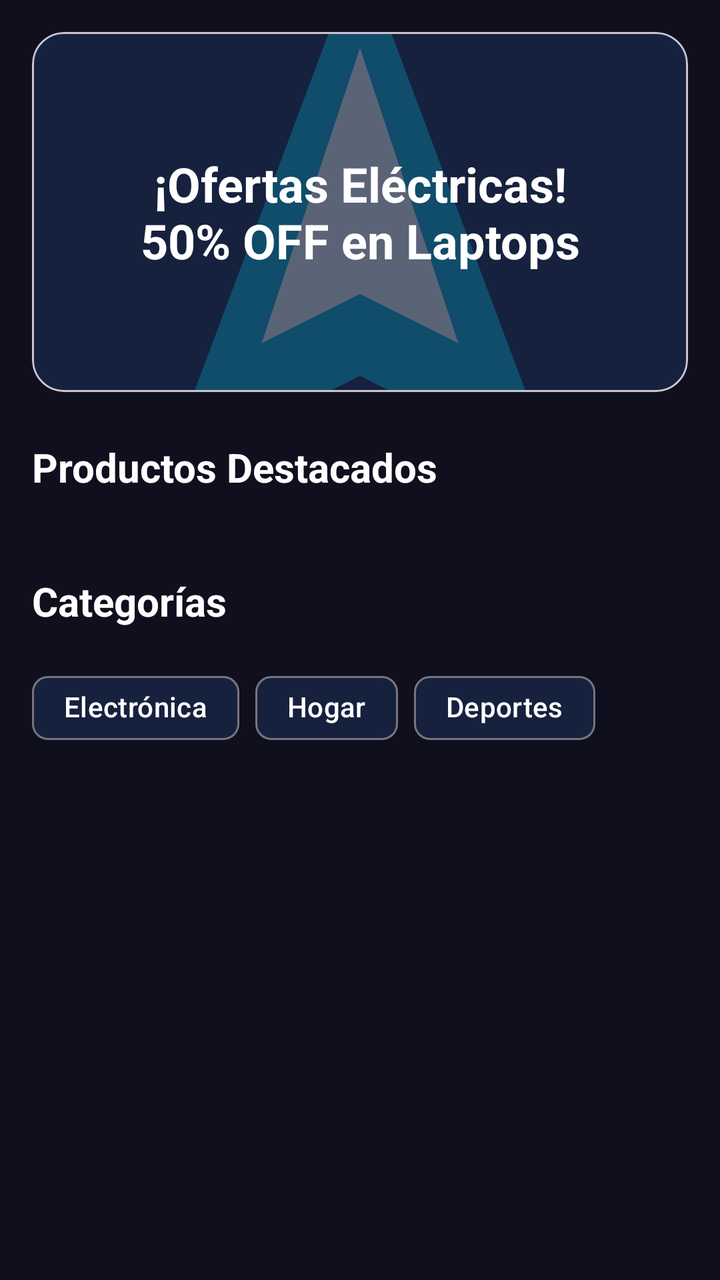
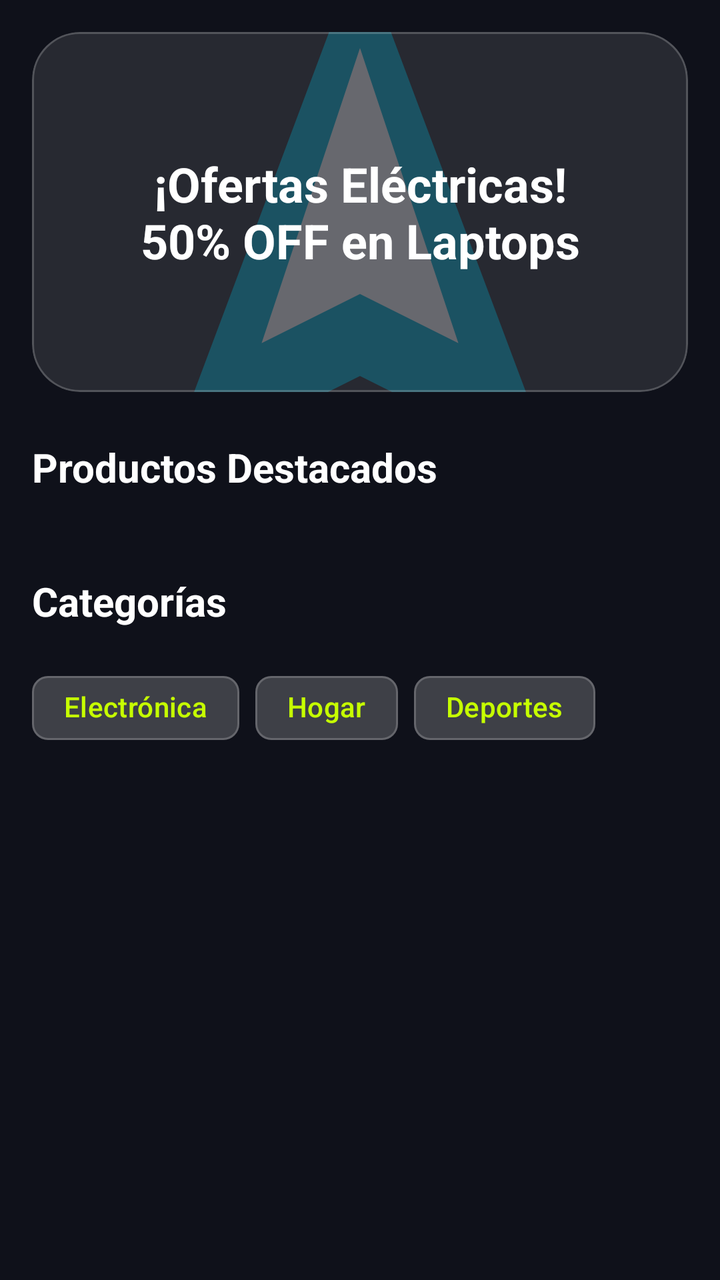

Before-and-after screenshots of an Android layout around one commit, followed by the original layout XML and the change that was made.
<!-- AndroidManifest.xml: application theme Theme.VoltCore -->
<!-- res/layout/fragment_buyer_home.xml -->
<?xml version="1.0" encoding="utf-8"?>
<androidx.core.widget.NestedScrollView xmlns:android="http://schemas.android.com/apk/res/android"
    xmlns:app="http://schemas.android.com/apk/res-auto"
    xmlns:tools="http://schemas.android.com/tools"
    android:layout_width="match_parent"
    android:layout_height="match_parent"
    android:background="@color/colorBackground">

    <LinearLayout
        android:layout_width="match_parent"
        android:layout_height="wrap_content"
        android:orientation="vertical"
        android:padding="@dimen/margin_standard">

        <com.google.android.material.card.MaterialCardView
            android:layout_width="match_parent"
            android:layout_height="180dp"
            android:layout_marginBottom="24dp"
            app:cardBackgroundColor="@color/colorSurface"
            app:cardCornerRadius="16dp">

            <ImageView
                android:layout_width="match_parent"
                android:layout_height="match_parent"
                android:scaleType="centerCrop"
                android:src="@drawable/ic_voltcore_logo"
                android:alpha="0.3"
                android:contentDescription="Banner Ofertas" />

            <TextView
                android:layout_width="wrap_content"
                android:layout_height="wrap_content"
                android:layout_gravity="center"
                android:gravity="center"
                android:text="¡Ofertas Eléctricas!\n50% OFF en Laptops"
                android:textColor="@color/white"
                android:textSize="24sp"
                android:textStyle="bold" />

        </com.google.android.material.card.MaterialCardView>

        <TextView
            android:layout_width="wrap_content"
            android:layout_height="wrap_content"
            android:layout_marginBottom="16dp"
            android:text="Productos Destacados"
            android:textColor="@color/white"
            android:textSize="20sp"
            android:textStyle="bold" />

        <androidx.recyclerview.widget.RecyclerView
            android:id="@+id/rvFeaturedProducts"
            android:layout_width="match_parent"
            android:layout_height="wrap_content"
            android:orientation="horizontal"
            app:layoutManager="androidx.recyclerview.widget.LinearLayoutManager"
            tools:listitem="@layout/item_product_card" />

        <TextView
            android:layout_width="wrap_content"
            android:layout_height="wrap_content"
            android:layout_marginTop="24dp"
            android:layout_marginBottom="16dp"
            android:text="Categorías"
            android:textColor="@color/white"
            android:textSize="20sp"
            android:textStyle="bold" />

        <HorizontalScrollView
            android:layout_width="match_parent"
            android:layout_height="wrap_content"
            android:scrollbars="none">

            <LinearLayout
                android:layout_width="wrap_content"
                android:layout_height="wrap_content"
                android:orientation="horizontal">

                <com.google.android.material.chip.Chip
                    android:layout_width="wrap_content"
                    android:layout_height="wrap_content"
                    android:layout_marginEnd="8dp"
                    android:text="Electrónica"
                    app:chipBackgroundColor="@color/colorSurface"
                    android:textColor="@color/white" />

                <com.google.android.material.chip.Chip
                    android:layout_width="wrap_content"
                    android:layout_height="wrap_content"
                    android:layout_marginEnd="8dp"
                    android:text="Hogar"
                    app:chipBackgroundColor="@color/colorSurface"
                    android:textColor="@color/white" />

                <com.google.android.material.chip.Chip
                    android:layout_width="wrap_content"
                    android:layout_height="wrap_content"
                    android:layout_marginEnd="8dp"
                    android:text="Deportes"
                    app:chipBackgroundColor="@color/colorSurface"
                    android:textColor="@color/white" />

            </LinearLayout>
        </HorizontalScrollView>

    </LinearLayout>

</androidx.core.widget.NestedScrollView>
<!-- res/layout/item_product_card.xml (included above) -->
<?xml version="1.0" encoding="utf-8"?>
<com.google.android.material.card.MaterialCardView xmlns:android="http://schemas.android.com/apk/res/android"
    xmlns:app="http://schemas.android.com/apk/res-auto"
    android:layout_width="match_parent"
    android:layout_height="wrap_content"
    android:layout_margin="8dp"
    app:cardBackgroundColor="@color/colorSurface"
    app:cardCornerRadius="@dimen/card_corner_radius"
    app:cardElevation="@dimen/card_elevation">

    <LinearLayout
        android:layout_width="match_parent"
        android:layout_height="wrap_content"
        android:orientation="vertical"
        android:padding="8dp">

        <ImageView
            android:id="@+id/ivProduct"
            android:layout_width="match_parent"
            android:layout_height="120dp"
            android:scaleType="centerCrop"
            android:src="@drawable/ic_voltcore_logo"
            android:contentDescription="Producto" />

        <TextView
            android:id="@+id/tvProductName"
            android:layout_width="match_parent"
            android:layout_height="wrap_content"
            android:layout_marginTop="8dp"
            android:text="Nombre del Producto"
            android:textColor="@color/white"
            android:textSize="16sp"
            android:textStyle="bold" />

        <TextView
            android:id="@+id/tvProductPrice"
            android:layout_width="match_parent"
            android:layout_height="wrap_content"
            android:text="$ 0.00"
            android:textColor="@color/colorElectricTeal"
            android:textSize="14sp" />

        <Button
            android:id="@+id/btnAddToCart"
            style="@style/Widget.Material3.Button.TonalButton"
            android:layout_width="match_parent"
            android:layout_height="wrap_content"
            android:layout_marginTop="8dp"
            android:text="Agregar"
            android:textSize="12sp"
            app:backgroundTint="@color/colorElectricTeal"
            app:rippleColor="@color/white" />

    </LinearLayout>

</com.google.android.material.card.MaterialCardView>
<!-- resources referenced by this layout -->
<resources>
  <color name="colorBackground">#0F0F1E</color>
  <color name="colorElectricTeal">#00B4D8</color>
  <color name="colorSurface">#16213E</color>
  <color name="white">#FFFFFFFF</color>
  <dimen name="card_corner_radius">12dp</dimen>
  <dimen name="card_elevation">4dp</dimen>
  <dimen name="margin_standard">16dp</dimen>
  <!-- drawable ic_voltcore_logo (drawable) -->
  <vector xmlns:android="http://schemas.android.com/apk/res/android"
      android:width="200dp"
      android:height="200dp"
      android:viewportWidth="200"
      android:viewportHeight="200">
      <path
          android:fillColor="#00B4D8"
          android:pathData="M100,20 L160,180 L100,150 L40,180 Z" />
      <path
          android:fillColor="#FFFFFF"
          android:pathData="M100,50 L130,140 L100,125 L70,140 Z" />
  </vector>
  <style name="Theme.VoltCore" parent="Base.Theme.VoltCore" />
  <style name="Base.Theme.VoltCore" parent="Theme.Material3.DayNight.NoActionBar">
          
          <item name="colorPrimary">@color/colorPrimary</item>
          <item name="colorSecondary">@color/colorElectricTeal</item>
          <item name="android:windowBackground">@color/colorBackground</item>
          <item name="colorSurface">@color/colorSurface</item>
          <item name="colorOnSurface">@color/colorOnSurface</item>
      </style>
  <color name="colorPrimary">#1A1A2E</color>
  <color name="colorOnSurface">#FFFFFF</color>
</resources>

<!-- the commit's change to res/layout/fragment_buyer_home.xml (unified diff, before → after) -->
@@ -13,11 +13,10 @@
         android:padding="@dimen/margin_standard">
 
         <com.google.android.material.card.MaterialCardView
+            style="@style/Widget.VoltCore.Card"
             android:layout_width="match_parent"
             android:layout_height="180dp"
-            android:layout_marginBottom="24dp"
-            app:cardBackgroundColor="@color/colorSurface"
-            app:cardCornerRadius="16dp">
+            android:layout_marginBottom="24dp">
 
             <ImageView
                 android:layout_width="match_parent"
@@ -81,24 +80,27 @@
                     android:layout_height="wrap_content"
                     android:layout_marginEnd="8dp"
                     android:text="Electrónica"
-                    app:chipBackgroundColor="@color/colorSurface"
-                    android:textColor="@color/white" />
+                    app:chipBackgroundColor="@color/glass_surface"
+                    app:chipStrokeColor="@color/glass_stroke"
+                    android:textColor="@color/volt_primary" />
 
                 <com.google.android.material.chip.Chip
                     android:layout_width="wrap_content"
                     android:layout_height="wrap_content"
                     android:layout_marginEnd="8dp"
                     android:text="Hogar"
-                    app:chipBackgroundColor="@color/colorSurface"
-                    android:textColor="@color/white" />
+                    app:chipBackgroundColor="@color/glass_surface"
+                    app:chipStrokeColor="@color/glass_stroke"
+                    android:textColor="@color/volt_primary" />
 
                 <com.google.android.material.chip.Chip
                     android:layout_width="wrap_content"
                     android:layout_height="wrap_content"
                     android:layout_marginEnd="8dp"
                     android:text="Deportes"
-                    app:chipBackgroundColor="@color/colorSurface"
-                    android:textColor="@color/white" />
+                    app:chipBackgroundColor="@color/glass_surface"
+                    app:chipStrokeColor="@color/glass_stroke"
+                    android:textColor="@color/volt_primary" />
 
             </LinearLayout>
         </HorizontalScrollView>
@@ -110,12 +112,10 @@
 <?xml version="1.0" encoding="utf-8"?>
 <com.google.android.material.card.MaterialCardView xmlns:android="http://schemas.android.com/apk/res/android"
     xmlns:app="http://schemas.android.com/apk/res-auto"
+    style="@style/Widget.VoltCore.Card"
     android:layout_width="match_parent"
     android:layout_height="wrap_content"
-    android:layout_margin="8dp"
-    app:cardBackgroundColor="@color/colorSurface"
-    app:cardCornerRadius="@dimen/card_corner_radius"
-    app:cardElevation="@dimen/card_elevation">
+    android:layout_margin="8dp">
 
     <LinearLayout
         android:layout_width="match_parent"
@@ -146,7 +146,7 @@
             android:layout_width="match_parent"
             android:layout_height="wrap_content"
             android:text="$ 0.00"
-            android:textColor="@color/colorElectricTeal"
+            android:textColor="@color/volt_primary"
             android:textSize="14sp" />
 
         <Button
@@ -155,10 +155,10 @@
             android:layout_width="match_parent"
             android:layout_height="wrap_content"
             android:layout_marginTop="8dp"
-            android:text="Agregar"
+            android:text="@string/add_to_cart"
             android:textSize="12sp"
-            app:backgroundTint="@color/colorElectricTeal"
-            app:rippleColor="@color/white" />
+            app:backgroundTint="@color/volt_primary"
+            android:textColor="@color/black" />
 
     </LinearLayout>
 
<!-- resource entries referenced after the edit -->
@@ -1,11 +1,11 @@
 <!-- resources referenced by this layout -->
 <resources>
-  <color name="colorBackground">#0F0F1E</color>
-  <color name="colorElectricTeal">#00B4D8</color>
-  <color name="colorSurface">#16213E</color>
+  <color name="black">#FF000000</color>
+  <color name="colorBackground">@color/volt_background</color>
+  <color name="glass_stroke">#33FFFFFF</color>
+  <color name="glass_surface">#1AFFFFFF</color>
+  <color name="volt_primary">#C6FF00</color>
   <color name="white">#FFFFFFFF</color>
-  <dimen name="card_corner_radius">12dp</dimen>
-  <dimen name="card_elevation">4dp</dimen>
   <dimen name="margin_standard">16dp</dimen>
   <!-- drawable ic_voltcore_logo (drawable) -->
   <vector xmlns:android="http://schemas.android.com/apk/res/android"
@@ -20,16 +20,21 @@
           android:fillColor="#FFFFFF"
           android:pathData="M100,50 L130,140 L100,125 L70,140 Z" />
   </vector>
+  <string name="add_to_cart">Añadir</string>
+  <style name="Widget.VoltCore.Card" parent="Widget.Material3.CardView.Filled">
+          <item name="cardCornerRadius">24dp</item>
+          <item name="cardBackgroundColor">@color/glass_surface</item>
+          <item name="strokeColor">@color/glass_stroke</item>
+          <item name="strokeWidth">1dp</item>
+      </style>
   <style name="Theme.VoltCore" parent="Base.Theme.VoltCore" />
+  <color name="volt_background">#0F111A</color>
   <style name="Base.Theme.VoltCore" parent="Theme.Material3.DayNight.NoActionBar">
           
-          <item name="colorPrimary">@color/colorPrimary</item>
-          <item name="colorSecondary">@color/colorElectricTeal</item>
-          <item name="android:windowBackground">@color/colorBackground</item>
-          <item name="colorSurface">@color/colorSurface</item>
-          <item name="colorOnSurface">@color/colorOnSurface</item>
+          <item name="colorPrimary">@color/volt_primary</item>
+          <item name="android:windowBackground">@color/volt_background</item>
+          <item name="colorSurface">@color/glass_surface</item>
+          <item name="colorOnSurface">@color/white</item>
       </style>
-  <color name="colorPrimary">#1A1A2E</color>
-  <color name="colorOnSurface">#FFFFFF</color>
 </resources>
 
